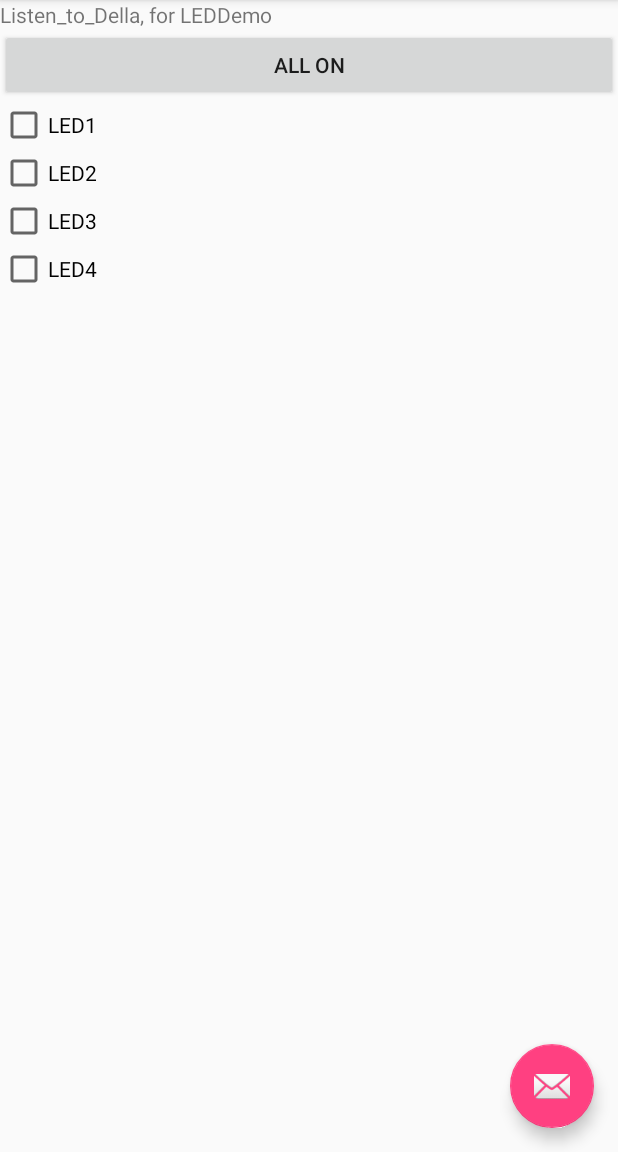
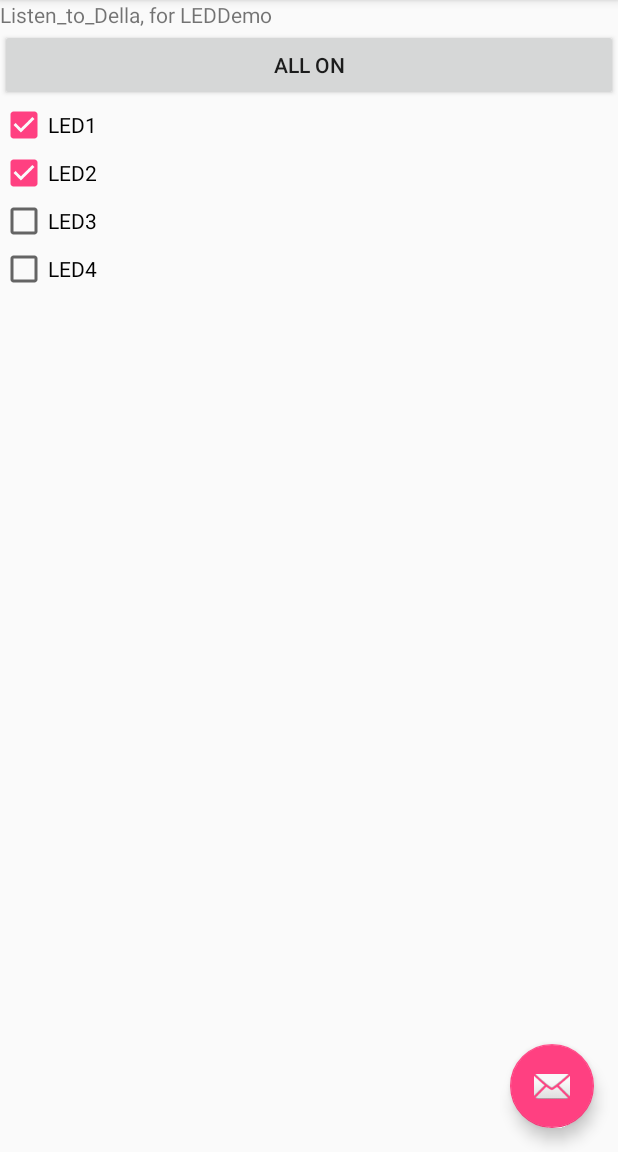
Before and after one commit to listentodella/Android, an Android app: the screen it shows after launch (MainActivity), in the options menu, after a tap on "Settings", on a phone screen of 412 x 824 dp, the part 84-1236 px from its top. Run offline under Robolectric (Android 15) with nearby library versions, the phone set to English and light mode, and no system bars.

Commit message:
v3, add methods for button & checkbox

```diff
--- a/Android_LED/app/src/main/java/com/example/a93713/app_0001_leddemo/MainActivity.java
+++ b/Android_LED/app/src/main/java/com/example/a93713/app_0001_leddemo/MainActivity.java
@@ -8,8 +8,73 @@ import android.support.v7.widget.Toolbar;
 import android.view.View;
 import android.view.Menu;
 import android.view.MenuItem;
+import android.widget.Button;
+import android.widget.CheckBox;
+import android.widget.Toast;
 
 public class MainActivity extends AppCompatActivity {
+    private boolean ledon = false;
+    private Button button = null;
+    private CheckBox checkBoxLed1 = null;
+    private CheckBox checkBoxLed2 = null;
+    private CheckBox checkBoxLed3 = null;
+    private CheckBox checkBoxLed4 = null;
+    class MyButtonListener implements View.OnClickListener{
+        public void onClick(View v) {
+            ledon = !ledon;
+            if(ledon){
+                button.setText("ALL OFF");
+                checkBoxLed1.setChecked(true);
+                checkBoxLed2.setChecked(true);
+                checkBoxLed3.setChecked(true);
+                checkBoxLed4.setChecked(true);
+            }else {
+                button.setText("ALL ON");
+                checkBoxLed1.setChecked(false);
+                checkBoxLed2.setChecked(false);
+                checkBoxLed3.setChecked(false);
+                checkBoxLed4.setChecked(false);
+            }
+        }
+    }
+
+    public void onCheckboxClicked(View view){
+        //is the view now checked?
+        boolean checked = ((CheckBox) view).isChecked();
+
+        //check which checkbox was clicked
+        switch (view.getId()) {
+            case R.id.LED1:
+                if(checked) {
+                    Toast.makeText(getApplicationContext(), "LED1 ON", Toast.LENGTH_SHORT).show();
+                } else {
+                    Toast.makeText(getApplicationContext(), "LED1 OFF", Toast.LENGTH_SHORT).show();
+                }
+
+            case R.id.LED2:
+                if(checked) {
+                    Toast.makeText(getApplicationContext(), "LED2 ON", Toast.LENGTH_SHORT).show();
+                } else {
+                    Toast.makeText(getApplicationContext(), "LED2 OFF", Toast.LENGTH_SHORT).show();
+                }
+
+            case R.id.LED3:
+                if(checked) {
+                    Toast.makeText(getApplicationContext(), "LED3 ON", Toast.LENGTH_SHORT).show();
+                } else {
+                    Toast.makeText(getApplicationContext(), "LED3 OFF", Toast.LENGTH_SHORT).show();
+                }
+
+            case R.id.LED4:
+                if(checked) {
+                    Toast.makeText(getApplicationContext(), "LED4 ON", Toast.LENGTH_SHORT).show();
+                } else {
+                    Toast.makeText(getApplicationContext(), "LED4 OFF", Toast.LENGTH_SHORT).show();
+                }
+        }
+    }
+
+
 
     @Override
     protected void onCreate(Bundle savedInstanceState) {
@@ -26,6 +91,28 @@ public class MainActivity extends AppCompatActivity {
                         .setAction("Action", null).show();
             }
         });
+        /*利用Find id 获取实例化对象*/
+        button = (Button)findViewById(R.id.BUTTON);
+        checkBoxLed1 = (CheckBox)findViewById(R.id.LED1);
+        checkBoxLed2 = (CheckBox)findViewById(R.id.LED2);
+        checkBoxLed3 = (CheckBox)findViewById(R.id.LED3);
+        checkBoxLed4 = (CheckBox)findViewById(R.id.LED4);
+
+        button.setOnClickListener(new MyButtonListener());
+/*
+        button.setOnClickListener(new View.OnClickListener() {
+            public void onClick(View v) {
+                // Code here executes on main thread after user presses button
+                ledon = !ledon;
+                if(ledon)
+                    button.setText("ALL OFF");
+                else
+                    button.setText("ALL ON");
+            }
+        });
+*/
+
+
     }
 
     @Override
--- a/Android_LED/app/src/main/res/layout/content_main.xml
+++ b/Android_LED/app/src/main/res/layout/content_main.xml
@@ -17,28 +17,42 @@
         />
 
     <Button
+        android:id="@+id/BUTTON"
         android:layout_width="fill_parent"
         android:layout_height="wrap_content"
-        android:text="ALL ON"/>
+        android:text="ALL ON"
+        />
 
     <CheckBox
+        android:id="@+id/LED1"
         android:layout_width="fill_parent"
         android:layout_height="wrap_content"
-        android:text="LED1"/>
+        android:text="LED1"
+        android:onClick="onCheckboxClicked"
+        />
 
     <CheckBox
+        android:id="@+id/LED2"
         android:layout_width="fill_parent"
         android:layout_height="wrap_content"
-        android:text="LED2"/>
+        android:text="LED2"
+        android:onClick="onCheckboxClicked"
+        />
 
     <CheckBox
+        android:id="@+id/LED3"
         android:layout_width="fill_parent"
         android:layout_height="wrap_content"
-        android:text="LED3"/>
+        android:text="LED3"
+        android:onClick="onCheckboxClicked"
+        />
 
     <CheckBox
+        android:id="@+id/LED4"
         android:layout_width="fill_parent"
         android:layout_height="wrap_content"
-        android:text="LED4"/>
+        android:text="LED4"
+        android:onClick="onCheckboxClicked"
+        />
 
 </android.support.v7.widget.LinearLayoutCompat>
```
